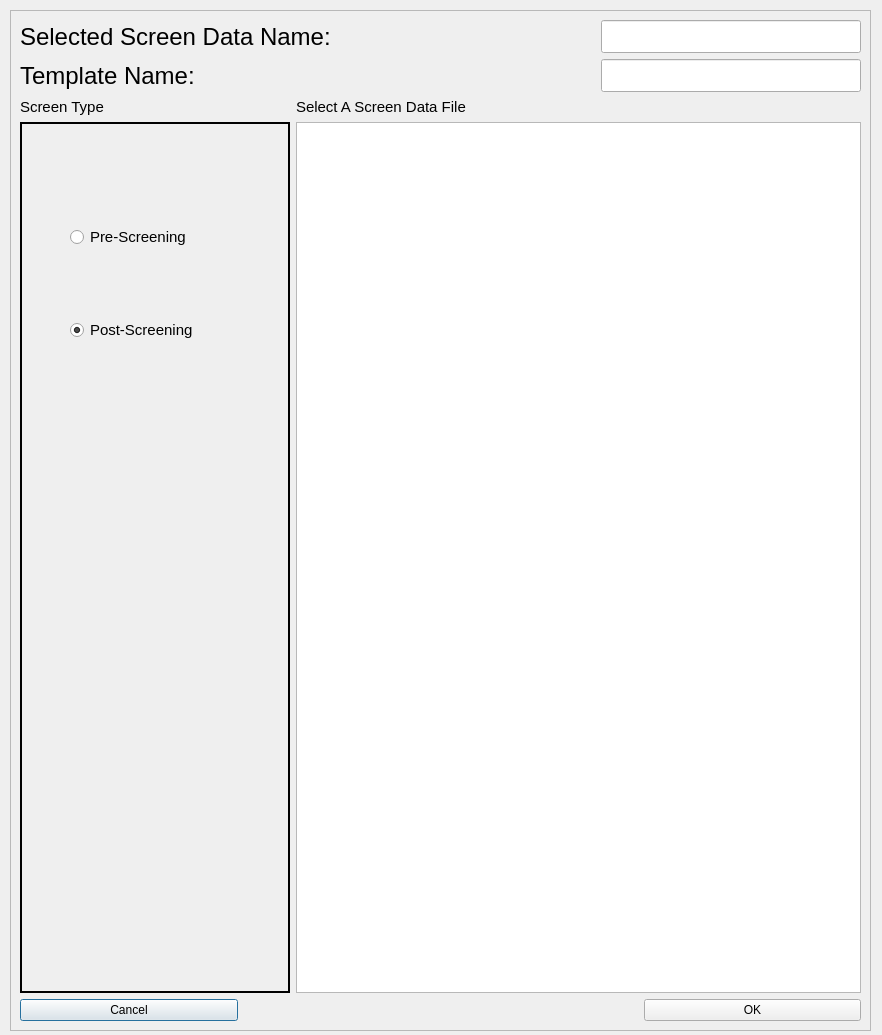
Qt form RGui_Data_Open.ui (wa26532977/Screening_one) before a commit.
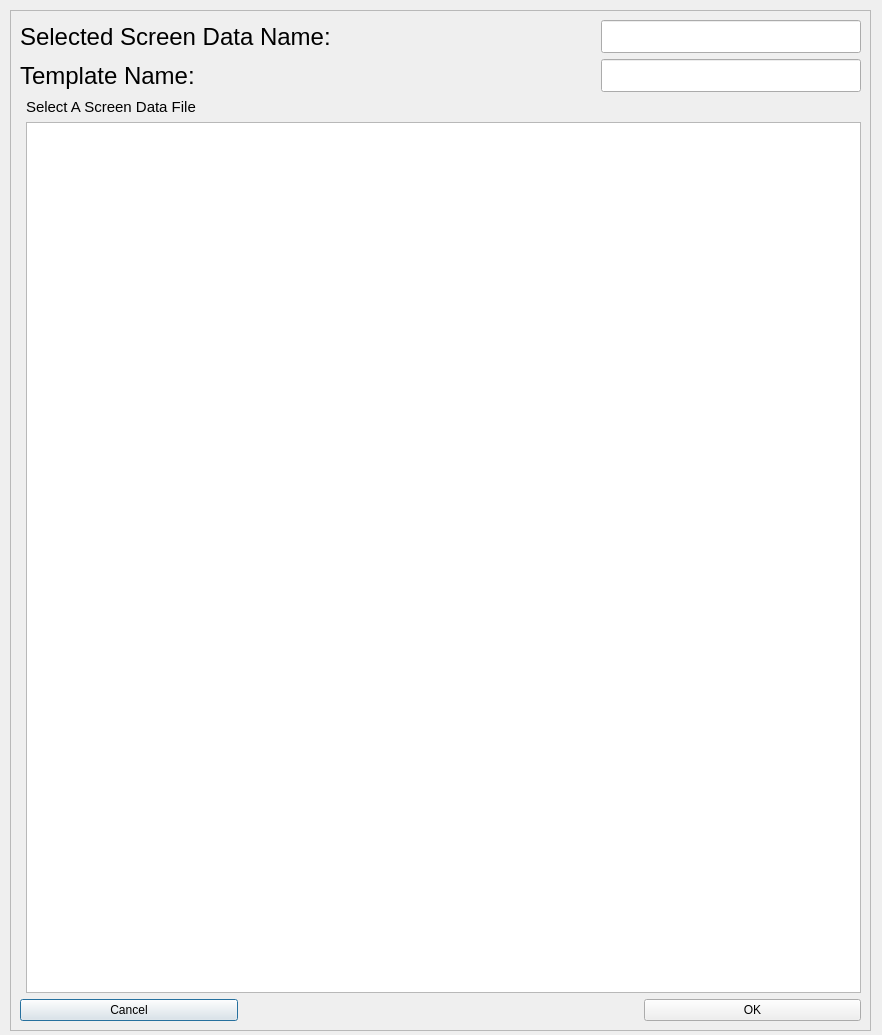
The same form after that commit.

Commit message: 06/17/2021 v1.6 add empty barcode error catch add type selector remove unused future button update the main window ui file

```diff
--- a/RGui_Data_Open.ui
+++ b/RGui_Data_Open.ui
@@ -133,18 +133,6 @@
       </item>
      </layout>
     </item>
-    <item row="2" column="0">
-     <widget class="QLabel" name="label_3">
-      <property name="font">
-       <font>
-        <pointsize>11</pointsize>
-       </font>
-      </property>
-      <property name="text">
-       <string>Screen Type</string>
-      </property>
-     </widget>
-    </item>
     <item row="2" column="1">
      <widget class="QLabel" name="label_4">
       <property name="font">
@@ -157,86 +145,6 @@
       </property>
      </widget>
     </item>
-    <item row="3" column="0">
-     <widget class="QFrame" name="frame_2">
-      <property name="sizePolicy">
-       <sizepolicy hsizetype="Fixed" vsizetype="Preferred">
-        <horstretch>0</horstretch>
-        <verstretch>0</verstretch>
-       </sizepolicy>
-      </property>
-      <property name="minimumSize">
-       <size>
-        <width>270</width>
-        <height>0</height>
-       </size>
-      </property>
-      <property name="frameShape">
-       <enum>QFrame::Box</enum>
-      </property>
-      <property name="frameShadow">
-       <enum>QFrame::Plain</enum>
-      </property>
-      <property name="lineWidth">
-       <number>2</number>
-      </property>
-      <widget class="QWidget" name="layoutWidget">
-       <property name="geometry">
-        <rect>
-         <x>50</x>
-         <y>90</y>
-         <width>162</width>
-         <height>144</height>
-        </rect>
-       </property>
-       <layout class="QGridLayout" name="gridLayout_2">
-        <item row="0" column="0">
-         <widget class="QRadioButton" name="radioButton">
-          <property name="font">
-           <font>
-            <pointsize>11</pointsize>
-           </font>
-          </property>
-          <property name="text">
-           <string>Pre-Screening</string>
-          </property>
-         </widget>
-        </item>
-        <item row="1" column="0">
-         <spacer name="verticalSpacer">
-          <property name="orientation">
-           <enum>Qt::Vertical</enum>
-          </property>
-          <property name="sizeType">
-           <enum>QSizePolicy::Minimum</enum>
-          </property>
-          <property name="sizeHint" stdset="0">
-           <size>
-            <width>20</width>
-            <height>50</height>
-           </size>
-          </property>
-         </spacer>
-        </item>
-        <item row="2" column="0">
-         <widget class="QRadioButton" name="radioButton_2">
-          <property name="font">
-           <font>
-            <pointsize>11</pointsize>
-           </font>
-          </property>
-          <property name="text">
-           <string>Post-Screening</string>
-          </property>
-          <property name="checked">
-           <bool>true</bool>
-          </property>
-         </widget>
-        </item>
-       </layout>
-      </widget>
-     </widget>
-    </item>
     <item row="3" column="1">
      <widget class="QListWidget" name="listWidget"/>
     </item>
```
The commit also changes 45 other files.
